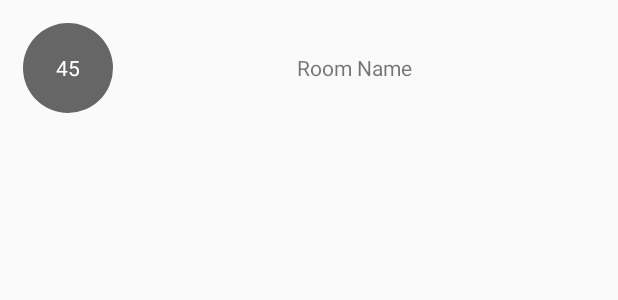
After one commit to KostyaBakay/IndoorNavigation, an Android app: the layout item_room.xml on its own in the app's theme, with its tools: preview values and no code run, on a phone screen of 412 x 824 dp. The commit adds this screen. Shown: the top 300 px of the screen. Run offline under Robolectric (Android 15) with nearby library versions, the phone set to English and light mode, and no system bars.

Commit message:
new dawn started

```diff
--- a/app/src/main/java/com/example/fooandbar/ibeacon/MainActivity.java
+++ b/app/src/main/java/com/example/fooandbar/ibeacon/MainActivity.java
@@ -1,7 +1,12 @@
 package com.example.fooandbar.ibeacon;
 
+import android.support.v4.app.Fragment;
+import android.support.v4.app.FragmentManager;
+import android.support.v4.app.FragmentTransaction;
 import android.support.v7.app.AppCompatActivity;
 import android.os.Bundle;
+
+import com.example.fooandbar.ibeacon.fragment.MainDataFragment;
 
 public class MainActivity extends AppCompatActivity {
 
--- /dev/null
+++ b/app/src/main/res/drawable/room_shape.xml
@@ -0,0 +1,12 @@
+<?xml version="1.0" encoding="utf-8"?>
+<shape
+    xmlns:android="http://schemas.android.com/apk/res/android"
+    android:shape="oval">
+
+    <solid
+        android:color="#666666"/>
+
+    <size
+        android:width="60dp"
+        android:height="60dp"/>
+</shape>
--- a/app/src/main/res/layout/activity_main.xml
+++ b/app/src/main/res/layout/activity_main.xml
@@ -13,4 +13,5 @@
         android:layout_width="wrap_content"
         android:layout_height="wrap_content"
         android:text="Hello World!" />
+
 </RelativeLayout>
--- /dev/null
+++ b/app/src/main/res/layout/item_room.xml
@@ -0,0 +1,48 @@
+<?xml version="1.0" encoding="utf-8"?>
+<LinearLayout
+    xmlns:android="http://schemas.android.com/apk/res/android"
+    android:orientation="vertical"
+    android:layout_width="match_parent"
+    android:layout_height="wrap_content"
+    android:layout_margin="15dp"
+    android:id="@+id/roomHolder">
+
+    <LinearLayout
+        android:layout_width="match_parent"
+        android:layout_height="match_parent"
+        android:orientation="horizontal">
+
+        <FrameLayout
+            android:layout_width="wrap_content"
+            android:layout_height="wrap_content">
+
+            <ImageView
+                android:layout_width="match_parent"
+                android:layout_height="match_parent"
+                android:src="@drawable/room_shape"/>
+            <TextView
+                android:layout_width="match_parent"
+                android:layout_height="match_parent"
+                android:text="45"
+                android:textColor="@android:color/white"
+                android:id="@+id/usersInRoomTextView"
+                android:gravity="center"/>
+        </FrameLayout>
+
+        <TextView
+            android:layout_width="match_parent"
+            android:layout_height="60dp"
+            android:gravity="center"
+            android:id="@+id/roomName"
+            android:text="Room Name"/>
+
+    </LinearLayout>
+
+    <Space
+        android:layout_width="match_parent"
+        android:layout_height="15dp" />
+
+
+
+
+</LinearLayout>
```
Also changed, not shown: app/src/main/java/com/example/fooandbar/ibeacon/adapter/RoomListAdapter.java (+54 -2 lines), app/src/main/java/com/example/fooandbar/ibeacon/fragment/MainDataFragment.java (+14 -6 lines), app/src/main/java/com/example/fooandbar/ibeacon/model/Room.java (+8 -0 lines), app/src/main/ic_room-web.png (added), app/src/main/res/mipmap-hdpi/ic_room.png (added), app/src/main/res/mipmap-mdpi/ic_room.png (added), app/src/main/res/mipmap-xhdpi/ic_room.png (added), app/src/main/res/mipmap-xxhdpi/ic_room.png (added), app/src/main/res/mipmap-xxxhdpi/ic_room.png (added).
